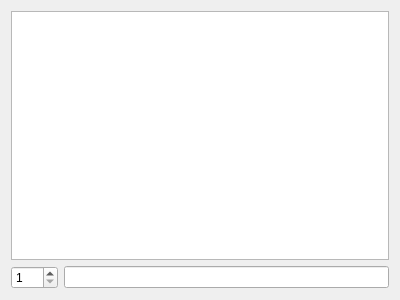
This is src/chatwidget.ui in Jorn1995/NetworkSystems as Qt 5 draws it before an edit. The edited form follows.
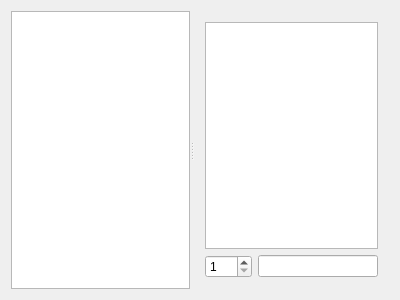
This is the edited form.

Commit message: Changes a lot and a bit of the GUI

What changed in the file:
```diff
--- a/src/chatwidget.ui
+++ b/src/chatwidget.ui
@@ -13,9 +13,17 @@
   <property name="windowTitle">
    <string>ChatWidget</string>
   </property>
+  <layout class="QGridLayout" name="gridLayout_2">
+   <item row="0" column="0">
+    <widget class="QSplitter" name="splitter">
+     <property name="orientation">
+      <enum>Qt::Horizontal</enum>
+     </property>
+     <widget class="QListView" name="listView"/>
+     <widget class="QWidget" name="">
   <layout class="QGridLayout" name="gridLayout">
-   <item row="1" column="1">
-    <widget class="QLineEdit" name="msg"/>
+       <item row="0" column="0" colspan="2">
+        <widget class="QPlainTextEdit" name="log"/>
    </item>
    <item row="1" column="0">
     <widget class="QSpinBox" name="target">
@@ -27,8 +35,12 @@
      </property>
     </widget>
    </item>
-   <item row="0" column="0" colspan="2">
-    <widget class="QPlainTextEdit" name="log"/>
+       <item row="1" column="1">
+        <widget class="QLineEdit" name="msg"/>
+       </item>
+      </layout>
+     </widget>
+    </widget>
    </item>
   </layout>
  </widget>
```
Lines whose indentation alone changed are shown as unchanged. The commit also changes 6 other files.
